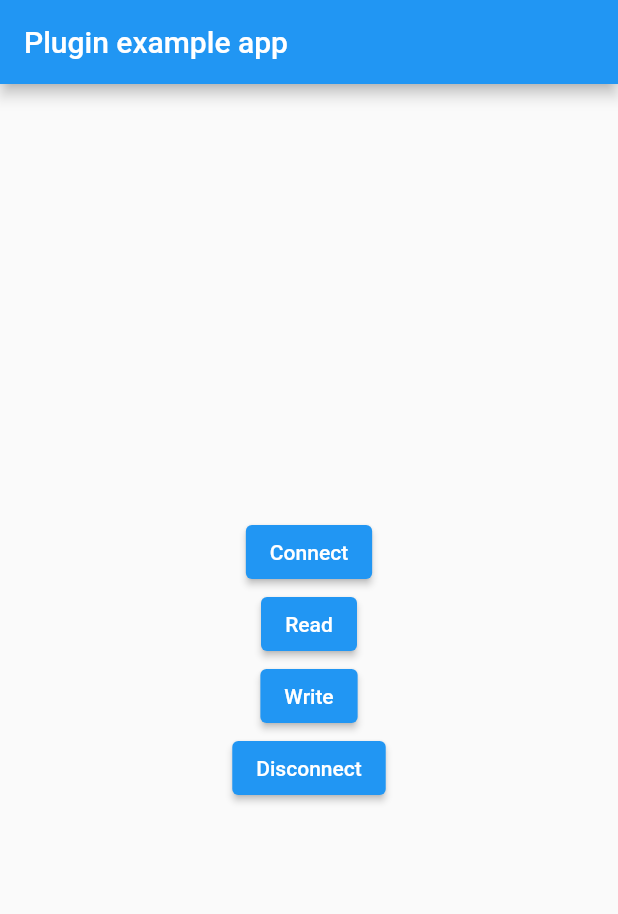
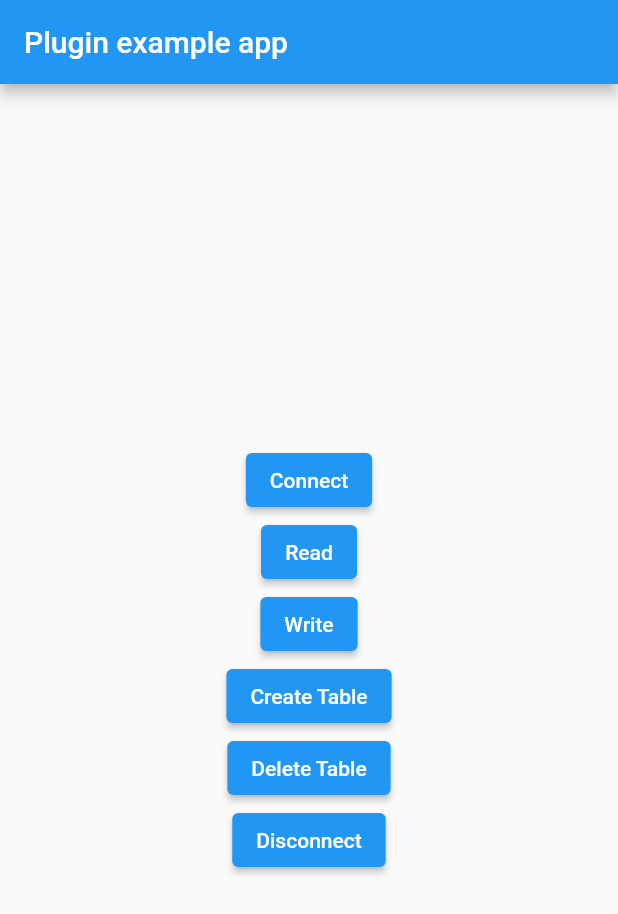
Before and after one commit to VaishnavDatir/sql_conn, a Flutter app: the screen it shows after launch, after a tap on "Connect", on a phone screen of 412 x 824 dp. Shown: the top 914 px of the screen. Run offline on Flutter 3.47's test engine with Material 2 defaults, Android fonts, the phone set to English and light mode, and no system bars.

```diff
--- a/example/lib/main.dart
+++ b/example/lib/main.dart
@@ -4,24 +4,52 @@ import 'package:flutter/material.dart';
 import 'package:sql_conn/sql_conn.dart';
 
 void main() {
-  runApp(const MyApp());
+  WidgetsFlutterBinding.ensureInitialized();
+  runApp(MyApp());
 }
 
-class MyApp extends StatefulWidget {
-  const MyApp({Key? key}) : super(key: key);
+class MyApp extends StatelessWidget {
+  @override
+  Widget build(BuildContext context) {
+    return const MaterialApp(
+      title: "Test",
+      home: TestPage(),
+    );
+  }
+}
+
+class TestPage extends StatefulWidget {
+  const TestPage({Key? key}) : super(key: key);
 
   @override
-  State<MyApp> createState() => _MyAppState();
+  _TestPageState createState() => _TestPageState();
 }
 
-class _MyAppState extends State<MyApp> {
-  Future<void> connect() async {
+class _TestPageState extends State<TestPage> {
+  Future<void> connect(BuildContext ctx) async {
+    debugPrint("Connecting...");
+    try {
+      showDialog(
+        context: context,
+        builder: (context) {
+          return const AlertDialog(
+            title: Text("LOADING"),
+            content: CircularProgressIndicator(),
+          );
+        },
+      );
       await SqlConn.connect(
-        ip: "192.168.167.176",
+          ip: "192.168.128.176",
           port: "1433",
           databaseName: "MDCData",
           username: "AS",
           password: "112233");
+      debugPrint("Connected!");
+    } catch (e) {
+      debugPrint(e.toString());
+    } finally {
+      Navigator.pop(context);
+    }
   }
 
   Future<void> read(String query) async {
@@ -36,8 +64,7 @@ class _MyAppState extends State<MyApp> {
 
   @override
   Widget build(BuildContext context) {
-    return MaterialApp(
-      home: Scaffold(
+    return Scaffold(
         appBar: AppBar(
           title: const Text('Plugin example app'),
         ),
@@ -47,20 +74,27 @@ class _MyAppState extends State<MyApp> {
             crossAxisAlignment: CrossAxisAlignment.center,
             children: [
               ElevatedButton(
-                    onPressed: () => connect(), child: const Text("Connect")),
+                  onPressed: () => connect(context),
+                  child: const Text("Connect")),
               ElevatedButton(
                   onPressed: () => read("SELECT * FROM IP_List"),
                   child: const Text("Read")),
               ElevatedButton(
-                    onPressed: () =>
-                        write("DELETE FROM IP_List WHERE LOC='vv1'"),
+                  onPressed: () => write("DELETE FROM IP_List WHERE LOC='vv1'"),
                   child: const Text("Write")),
+              ElevatedButton(
+                  onPressed: () => write(
+                      "CREATE TABLE Persons (PersonID int, LastName varchar(255), FirstName varchar(255), Address varchar(255),City varchar(255))"),
+                  child: const Text("Create Table")),
+              ElevatedButton(
+                  onPressed: () => write(
+                      "DROP TABLE Persons"),
+                  child: const Text("Delete Table")),
               ElevatedButton(
                   onPressed: () => SqlConn.disconnect(),
                   child: const Text("Disconnect"))
             ],
           ),
-          )),
-    );
+        ));
   }
 }
--- a/lib/sql_conn.dart
+++ b/lib/sql_conn.dart
@@ -18,19 +18,24 @@ class SqlConn {
   ///
   /// If [username] or [password] are empty just
   /// pass the empty string.
+  /// [timeout] The timeout for connecting to the database and for all database operations.
+  /// Accept only int value of seconds
+  /// By default it is 15 seconds
   static Future connect({
     required String ip,
     required String port,
     required String databaseName,
     required String username,
     required String password,
+    int timeout = 15,
   }) async {
     Map<String, dynamic> args = {
       "ip": ip,
       "port": port,
       "databaseName": databaseName,
       "username": username,
-      "password": password
+      "password": password,
+      "timeout":timeout,
     };
     try {
       _isConnected = await _channel.invokeMethod("connectDB", args);
--- a/pubspec.yaml
+++ b/pubspec.yaml
@@ -2,7 +2,7 @@ name: sql_conn
 
 description: Plugin for connecting Flutter Android application to SQL Server. Easily read data from SQL Database. Perform CURD as well as many other operation on database using this plugin.
 
-version: 0.0.2
+version: 0.0.3
 homepage: https://github.com/VaishnavDatir/sql_conn
 
 environment:
```
Also changed, not shown: 5 other files. Lines whose indentation alone changed are shown as unchanged.
